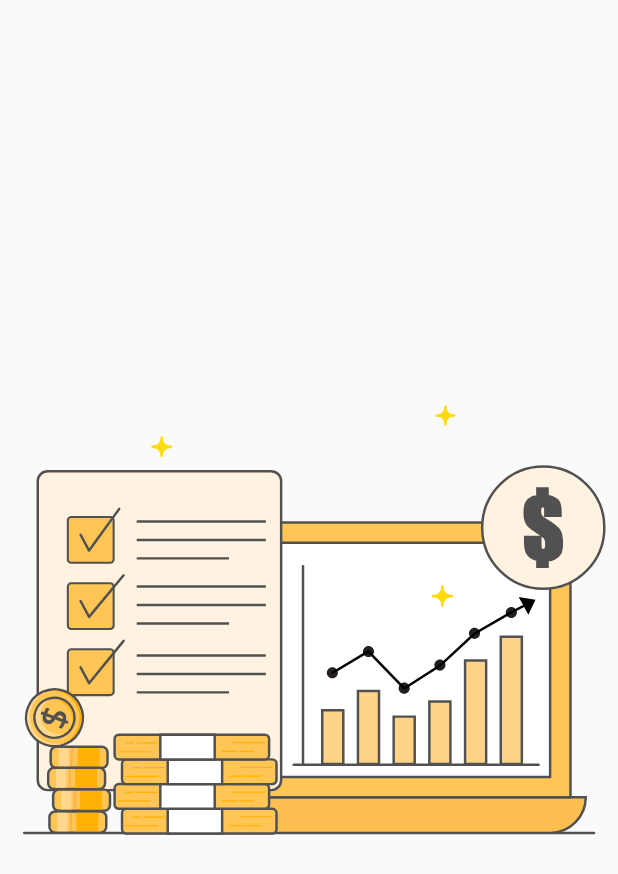
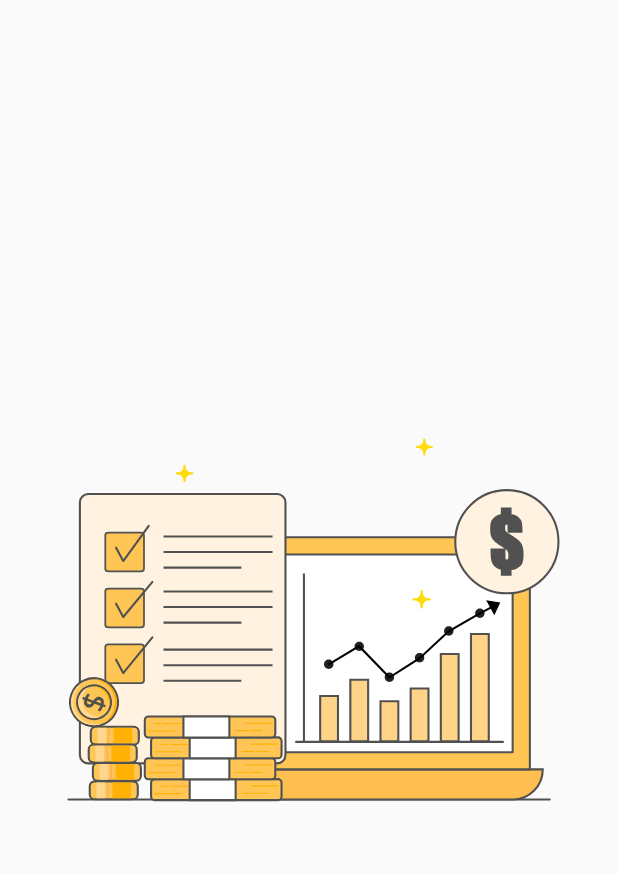
Before and after one commit to samseptiano/moneycomb-flutter, a Flutter app: the SplashScreen screen opened directly, on a phone screen of 412 x 824 dp. Shown: the top 874 px of the screen. Run offline on Flutter 3.47's test engine with Material 2 defaults, Android fonts, the phone set to English and light mode, and no system bars; drawn by our look-alikes of lottie; our stand-ins replace bloc, equatable, flutter_bloc, flutter_slidable, sqflite; missing offline and left inert: dart:ffi; accounts and stored records are empty.

Commit message:
rename page to screen

```diff
--- a/lib/main.dart
+++ b/lib/main.dart
@@ -2,7 +2,7 @@ import 'package:flutter/material.dart';
 import 'package:flutter_bloc/flutter_bloc.dart';
 import 'package:money_comb/bloc/bloc/expense/expense_bloc.dart';
 import 'package:money_comb/bloc/bloc/income/income_bloc.dart';
-import 'package:money_comb/ui/page/add_or_update_page.dart';
+import 'package:money_comb/ui/page/add_or_update_screen.dart';
 import 'package:money_comb/ui/page/splash_screen.dart';
 import 'package:money_comb/ui/tabs/expense_tab.dart';
 import 'package:money_comb/ui/tabs/income_tab.dart';
--- a/lib/ui/page/home_screen.dart
+++ b/lib/ui/page/home_screen.dart
@@ -1,7 +1,7 @@
 import 'package:flutter/material.dart';
 import 'package:money_comb/ui/page/transaction_history_screen.dart';
 
-import 'add_or_update_page.dart';
+import 'add_or_update_screen.dart';
 
 class HomeScreen extends StatelessWidget {
   @override
@@ -30,7 +30,7 @@ class HomeScreen extends StatelessWidget {
         onPressed: () {
           Navigator.push(
             context,
-            MaterialPageRoute(builder: (c) => const AddOrUpdatePage()),
+            MaterialPageRoute(builder: (c) => const AddOrUpdateScreen()),
           );
         },
       ),
--- a/lib/ui/page/splash_screen.dart
+++ b/lib/ui/page/splash_screen.dart
@@ -1,6 +1,5 @@
 import 'package:flutter/material.dart';
 import 'package:lottie/lottie.dart';
-import 'package:money_comb/main.dart';
 import 'package:money_comb/ui/page/home_screen.dart';
 
 class SplashScreen extends StatefulWidget {
@@ -19,10 +18,11 @@ class _SplashScreenState extends State<SplashScreen> {
     super.initState();
   }
 
-  @override
-  Widget build(BuildContext context) {
-    return Scaffold(
-      body: Center(
+ Widget build(BuildContext context) {
+  return Scaffold(
+    body: Center(
+      child: Container(
+        margin: const EdgeInsets.all(32), // Add margin here
         child: SizedBox(
           child: LottieBuilder.asset(
             'assets/lottie/lottie_splashscreen.json',
@@ -31,6 +31,7 @@ class _SplashScreenState extends State<SplashScreen> {
           ),
         ),
       ),
-    );
-  }
+    ),
+  );
 }
+}
--- a/lib/ui/widgets/transaction_list.dart
+++ b/lib/ui/widgets/transaction_list.dart
@@ -6,7 +6,7 @@ import 'package:intl/intl.dart';
 import '../../bloc/bloc/expense/expense_bloc.dart';
 import '../../bloc/bloc/income/income_bloc.dart';
 import '../../util/stringUtil.dart';
-import '../page/details_page.dart';
+import '../page/detail_transaction_screen.dart';
 
 class TransactionList extends StatelessWidget {
   final List<dynamic> items;
@@ -51,13 +51,13 @@ class TransactionList extends StatelessWidget {
                 context.read<ExpenseBloc>().add(FetchSpecificExpense(id: item.id!));
                 Navigator.push(
                   context,
-                  MaterialPageRoute(builder: (_) => const DetailsPage(isExpense: true)),
+                  MaterialPageRoute(builder: (_) => const DetailTransactionScreen(isExpense: true)),
                 );
               } else {
                 context.read<IncomeBloc>().add(FetchSpecificIncome(id: item.id!));
                 Navigator.push(
                   context,
-                  MaterialPageRoute(builder: (_) => const DetailsPage(isExpense: false)),
+                  MaterialPageRoute(builder: (_) => const DetailTransactionScreen(isExpense: false)),
                 );
               }
             },
```
Also changed, not shown: lib/ui/page/add_or_update_screen.dart (renamed from lib/ui/page/add_or_update_page.dart, +4 -4 lines), lib/ui/page/detail_transaction_screen.dart (renamed from lib/ui/page/details_page.dart, +7 -16 lines).
